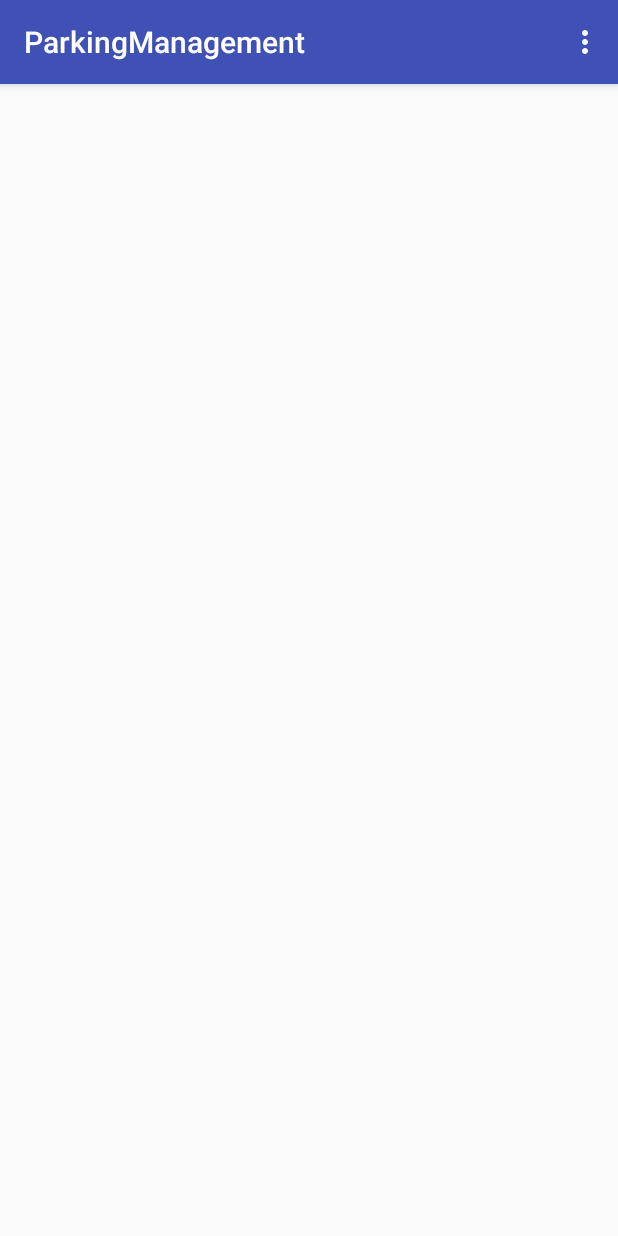
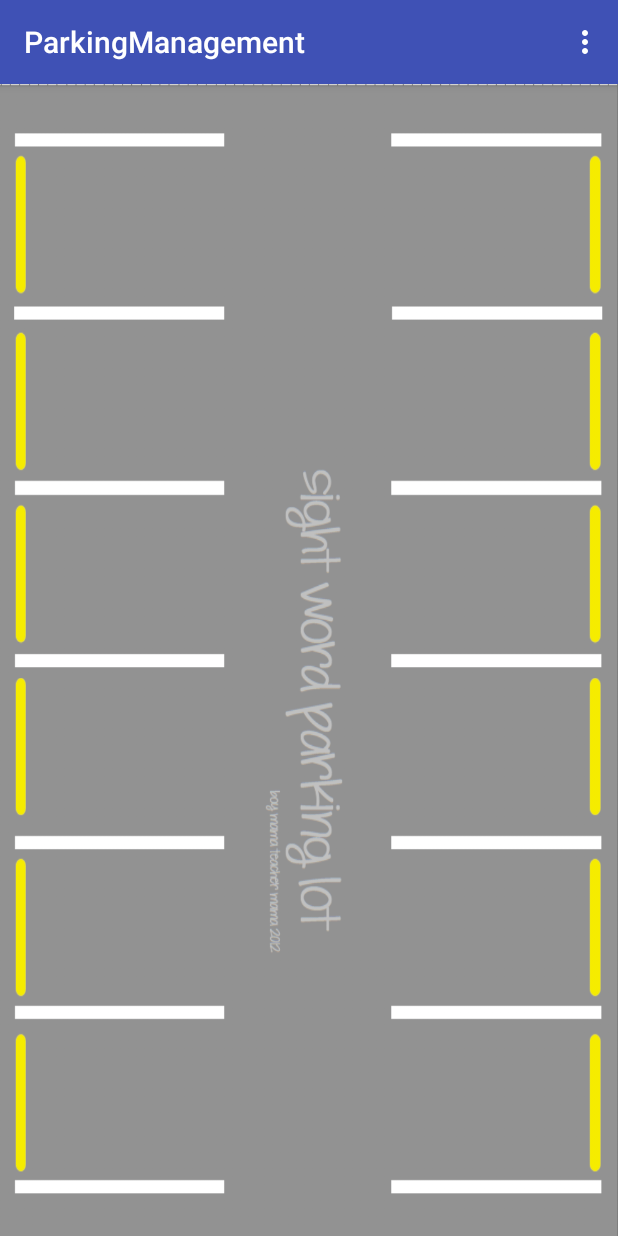
Before and after one commit to IR-Qureshi/level1-ParkingSystem, an Android app: the UserActivity screen opened directly, with no data from a screen before it, on a phone screen of 412 x 824 dp. Run offline under Robolectric (Android 15) with nearby library versions, the phone set to English and light mode, and no system bars; our stand-ins replace Firebase (no records; nobody signed in at launch, a user with empty details on screens opened directly); libraries missing offline, so code that uses them is left out: com.firebase.ui.

Commit message:
adding slots

```diff
--- a/app/src/main/res/layout/activity_user.xml
+++ b/app/src/main/res/layout/activity_user.xml
@@ -4,10 +4,95 @@
     android:id="@+id/activity_user"
     android:layout_width="match_parent"
     android:layout_height="match_parent"
-    android:paddingBottom="@dimen/activity_vertical_margin"
-    android:paddingLeft="@dimen/activity_horizontal_margin"
-    android:paddingRight="@dimen/activity_horizontal_margin"
-    android:paddingTop="@dimen/activity_vertical_margin"
+    android:background="@drawable/sight"
     tools:context="com.example.dellpc.parkingmanagement.UserActivity">
+    <LinearLayout
+        android:layout_width="wrap_content"
+        android:layout_height="wrap_content"
+        android:orientation="vertical"
+        android:layout_marginRight="22dp"
+        android:layout_marginTop="32dp"
+        android:paddingBottom="17dp"
+        android:layout_alignParentRight="true">
+        <TextView
+            android:layout_width="wrap_content"
+            android:layout_height="wrap_content"
+            android:paddingRight="120dp"
+            android:paddingBottom="45dp"/>
+        <TextView
+            android:layout_width="wrap_content"
+            android:layout_height="wrap_content"
+            android:paddingRight="120dp"
+            android:paddingBottom="45dp"
+            android:layout_marginTop="15dp"/>
+        <TextView
+            android:layout_width="wrap_content"
+            android:layout_height="wrap_content"
+            android:paddingRight="120dp"
+            android:paddingBottom="45dp"
+            android:layout_marginTop="17dp"/>
+        <TextView
+            android:layout_width="wrap_content"
+            android:layout_height="wrap_content"
+            android:paddingRight="120dp"
+            android:paddingBottom="45dp"
+            android:layout_marginTop="19dp"/>
+        <TextView
+            android:layout_width="wrap_content"
+            android:layout_height="wrap_content"
+            android:paddingRight="120dp"
+            android:paddingBottom="45dp"
+            android:layout_marginTop="16dp"/>
+        <TextView
+            android:layout_width="wrap_content"
+            android:layout_height="wrap_content"
+            android:paddingRight="120dp"
+            android:paddingBottom="45dp"
+            android:layout_marginTop="15dp"/>
+    </LinearLayout>
+    <LinearLayout
+        android:layout_width="wrap_content"
+        android:layout_height="wrap_content"
+        android:orientation="vertical"
+        android:layout_marginLeft="22dp"
+        android:layout_marginTop="32dp"
+        android:paddingBottom="17dp">
+        <TextView
+            android:layout_width="wrap_content"
+            android:layout_height="wrap_content"
+            android:paddingRight="120dp"
+            android:paddingBottom="45dp"/>
+        <TextView
+            android:layout_width="wrap_content"
+            android:layout_height="wrap_content"
+            android:paddingRight="120dp"
+            android:paddingBottom="45dp"
+            android:layout_marginTop="15dp"/>
+        <TextView
+            android:layout_width="wrap_content"
+            android:layout_height="wrap_content"
+            android:paddingRight="120dp"
+            android:paddingBottom="45dp"
+            android:layout_marginTop="17dp"/>
+        <TextView
+            android:layout_width="wrap_content"
+            android:layout_height="wrap_content"
+            android:paddingRight="120dp"
+            android:paddingBottom="45dp"
+            android:layout_marginTop="19dp"/>
+        <TextView
+            android:layout_width="wrap_content"
+            android:layout_height="wrap_content"
+            android:paddingRight="120dp"
+            android:paddingBottom="45dp"
+            android:layout_marginTop="16dp"/>
+        <TextView
+            android:layout_width="wrap_content"
+            android:layout_height="wrap_content"
+            android:paddingRight="120dp"
+            android:paddingBottom="45dp"
+            android:layout_marginTop="15dp"/>
+
+    </LinearLayout>
 
 </RelativeLayout>
```
Also changed, not shown: app/src/main/res/drawable/sight.png (added).
